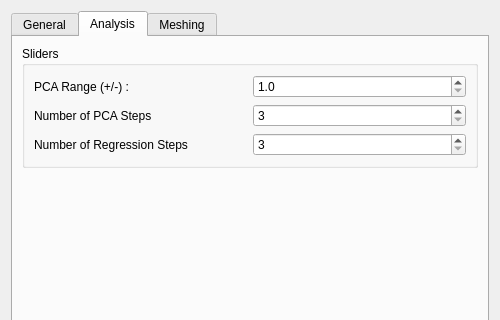
Above: src/Application/PreferencesWindow.ui from SCIInstitute/ShapeWorks before the change; both pictures show x 0 to 500 and y 0 to 320 of the 500 by 498 pixel window. Below: the same form after it.
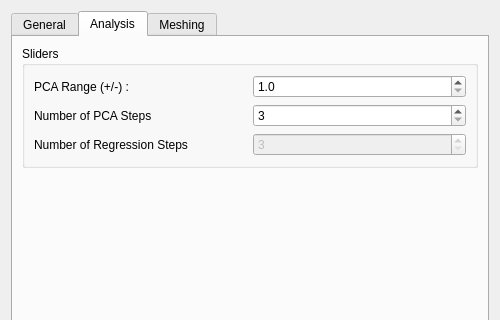
That is the form after the change. The open tabs and pages were chosen to show the change.

The edit to the form file:
```diff
--- a/src/Application/PreferencesWindow.ui
+++ b/src/Application/PreferencesWindow.ui
@@ -305,6 +305,9 @@
             </item>
             <item row="2" column="1">
              <widget class="QSpinBox" name="regression_steps">
+              <property name="enabled">
+               <bool>false</bool>
+              </property>
               <property name="minimum">
                <number>3</number>
               </property>
```
Left out of the diff: 2 changed lines with no effect on the pictures.
